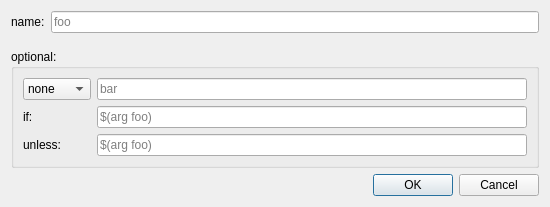
This is rxDev/src/tagItems/argEdit.ui in songxuchao/rxdeveloper-ros-pkg as Qt 5 draws it before an edit. The edited form follows.
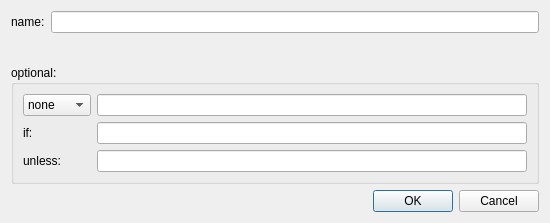
This is the edited form. Icons and pictures are not drawn.

The edit to the form file:
```diff
--- a/rxDev/src/tagItems/argEdit.ui
+++ b/rxDev/src/tagItems/argEdit.ui
@@ -7,7 +7,7 @@
     <x>0</x>
     <y>0</y>
     <width>550</width>
-    <height>207</height>
+    <height>223</height>
    </rect>
   </property>
   <property name="windowTitle">
@@ -32,9 +32,12 @@
      </item>
      <item row="0" column="1">
       <widget class="QLineEdit" name="lineEdit_name">
-       <property name="placeholderText">
+       <property name="toolTip">
         <string>foo</string>
        </property>
+       <property name="placeholderText">
+        <string/>
+       </property>
       </widget>
      </item>
     </layout>
@@ -76,9 +79,12 @@
       </item>
       <item row="0" column="1">
        <widget class="QLineEdit" name="lineEdit_value_or_default">
-        <property name="placeholderText">
+        <property name="toolTip">
          <string>bar</string>
         </property>
+        <property name="placeholderText">
+         <string/>
+        </property>
        </widget>
       </item>
       <item row="1" column="0">
@@ -90,9 +96,12 @@
       </item>
       <item row="1" column="1">
        <widget class="QLineEdit" name="lineEdit_if">
-        <property name="placeholderText">
+        <property name="toolTip">
          <string>$(arg foo)</string>
         </property>
+        <property name="placeholderText">
+         <string/>
+        </property>
        </widget>
       </item>
       <item row="2" column="0">
@@ -104,9 +113,12 @@
       </item>
       <item row="2" column="1">
        <widget class="QLineEdit" name="lineEdit_unless">
-        <property name="placeholderText">
+        <property name="toolTip">
          <string>$(arg foo)</string>
         </property>
+        <property name="placeholderText">
+         <string/>
+        </property>
        </widget>
       </item>
      </layout>
```
